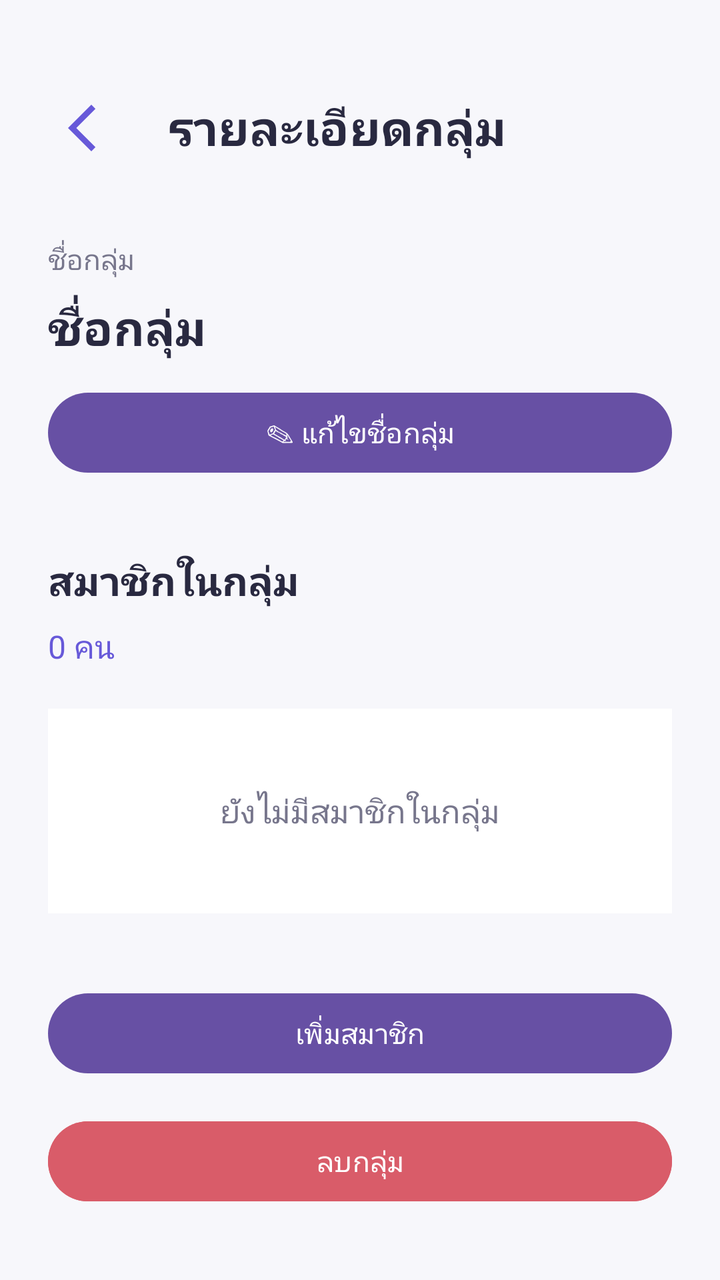
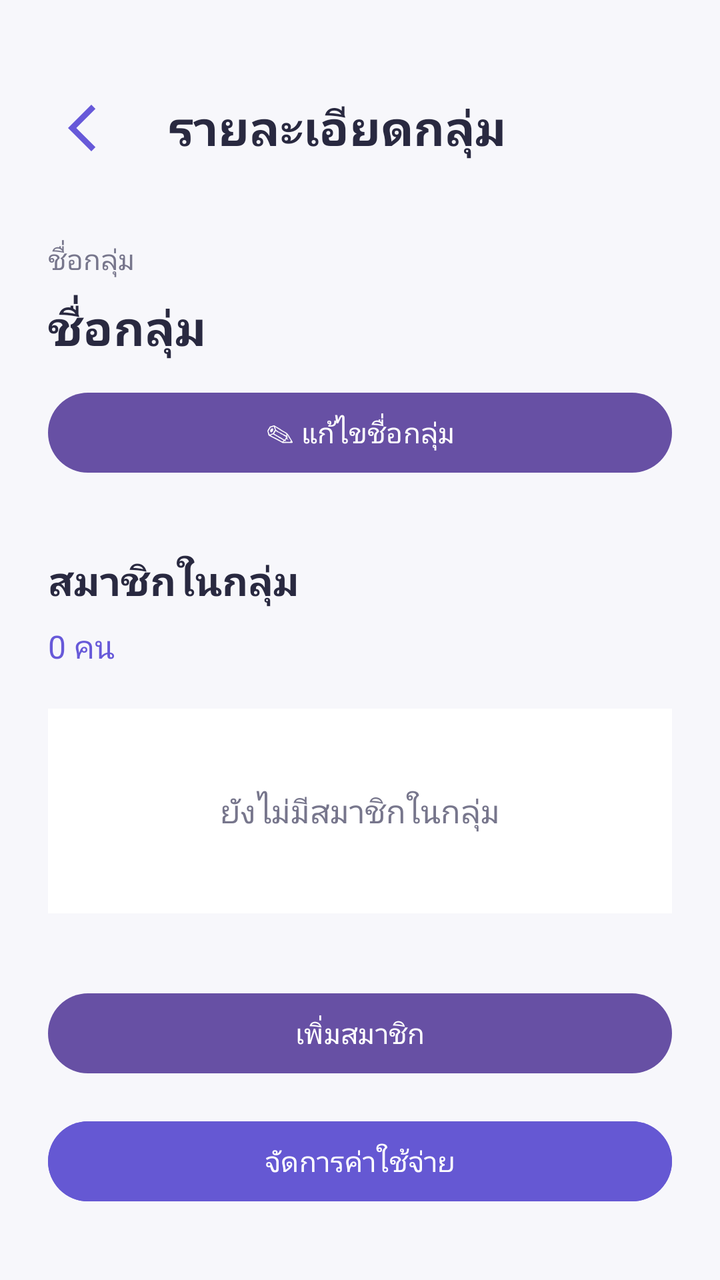

Two renders of the same Android screen: before a commit and after it. Below are the layout's source before the change and the commit's diff.
<!-- AndroidManifest.xml: application theme Theme.SplitMate -->
<!-- res/layout/activity_group_detail.xml -->
<?xml version="1.0" encoding="utf-8"?>
<LinearLayout
    xmlns:android="http://schemas.android.com/apk/res/android"
    android:layout_width="match_parent"
    android:layout_height="match_parent"
    android:orientation="vertical"
    android:padding="24dp"
    android:background="#F7F7FB">



    <LinearLayout
        android:layout_width="match_parent"
        android:layout_height="wrap_content"
        android:orientation="horizontal"
        android:gravity="center_vertical"
        android:layout_marginTop="16dp">

        <ImageView
            android:id="@+id/btnBackDetail"
            android:layout_width="48dp"
            android:layout_height="48dp"
            android:src="@drawable/ic_arrow_back"
            android:contentDescription="ย้อนกลับ"
            android:padding="10dp"
            android:clickable="true"
            android:tint="#6759D9"
            android:focusable="true"
            android:background="?attr/selectableItemBackgroundBorderless"
            android:layout_marginEnd="12dp"/>

        <TextView
            android:layout_width="wrap_content"
            android:layout_height="wrap_content"
            android:text="รายละเอียดกลุ่ม"
            android:textSize="24sp"
            android:textStyle="bold"
            android:textColor="#292940"/>

    </LinearLayout>




    <TextView
        android:layout_width="match_parent"
        android:layout_height="wrap_content"
        android:text="ชื่อกลุ่ม"
        android:textSize="14sp"
        android:textColor="#77768C"
        android:layout_marginTop="32dp"/>

    <TextView
        android:id="@+id/tvGroupName"
        android:layout_width="match_parent"
        android:layout_height="wrap_content"
        android:text="ชื่อกลุ่ม"
        android:textSize="24sp"
        android:textStyle="bold"
        android:textColor="#292940"
        android:layout_marginTop="8dp"/>


    <Button
        android:id="@+id/btnEditGroup"
        android:layout_width="match_parent"
        android:layout_height="wrap_content"
        android:text="✎ แก้ไขชื่อกลุ่ม"
        android:textAllCaps="false"
        android:layout_marginTop="12dp"/>


    <TextView
        android:layout_width="match_parent"
        android:layout_height="wrap_content"
        android:text="สมาชิกในกลุ่ม"
        android:textSize="20sp"
        android:textStyle="bold"
        android:textColor="#292940"
        android:layout_marginTop="36dp"/>

    <TextView
        android:id="@+id/tvMemberCount"
        android:layout_width="match_parent"
        android:layout_height="wrap_content"
        android:text="0 คน"
        android:textSize="16sp"
        android:textColor="#6759D9"
        android:layout_marginTop="8dp"/>

    <TextView
        android:id="@+id/tvEmptyMembers"
        android:layout_width="match_parent"
        android:layout_height="wrap_content"
        android:text="ยังไม่มีสมาชิกในกลุ่ม"
        android:textSize="16sp"
        android:textColor="#77768C"
        android:gravity="center"
        android:padding="40dp"
        android:layout_marginTop="20dp"
        android:background="#FFFFFF"/>


    <LinearLayout
        android:id="@+id/layoutMemberList"
        android:layout_width="match_parent"
        android:layout_height="wrap_content"
        android:orientation="vertical"
        android:layout_marginTop="12dp"/>


    <Button
        android:id="@+id/btnAddMember"
        android:layout_width="match_parent"
        android:layout_height="wrap_content"
        android:text="เพิ่มสมาชิก"
        android:textAllCaps="false"
        android:layout_marginTop="24dp"/>


    <Button
        android:id="@+id/btnDeleteGroup"
        android:layout_width="match_parent"
        android:layout_height="wrap_content"
        android:text="ลบกลุ่ม"
        android:textAllCaps="false"
        android:layout_marginTop="16dp"
        android:backgroundTint="#D95C69"
        android:textColor="#FFFFFF"/>


</LinearLayout>
<!-- resources referenced by this layout -->
<resources>
  <!-- drawable ic_arrow_back (drawable) -->
  <vector xmlns:android="http://schemas.android.com/apk/res/android" android:autoMirrored="true" android:height="24dp" android:tint="#000000" android:viewportHeight="960" android:viewportWidth="960" android:width="24dp">
        
      <path android:fillColor="@android:color/white" android:pathData="M400,880L0,480L400,80L471,151L142,480L471,809L400,880Z"/>
      
  </vector>
  <style name="Theme.SplitMate" parent="Base.Theme.SplitMate" />
  <style name="Base.Theme.SplitMate" parent="Theme.Material3.DayNight.NoActionBar">
          
          
      </style>
</resources>

<!-- the commit's change to res/layout/activity_group_detail.xml (unified diff, before → after) -->
@@ -117,6 +117,16 @@
         android:textAllCaps="false"
         android:layout_marginTop="24dp"/>
 
+    <Button
+        android:id="@+id/btnManageExpenses"
+        android:layout_width="match_parent"
+        android:layout_height="wrap_content"
+        android:text="จัดการค่าใช้จ่าย"
+        android:textAllCaps="false"
+        android:layout_marginTop="16dp"
+        android:backgroundTint="#6558D3"
+        android:textColor="#FFFFFF"/>
+
 
     <Button
         android:id="@+id/btnDeleteGroup"
